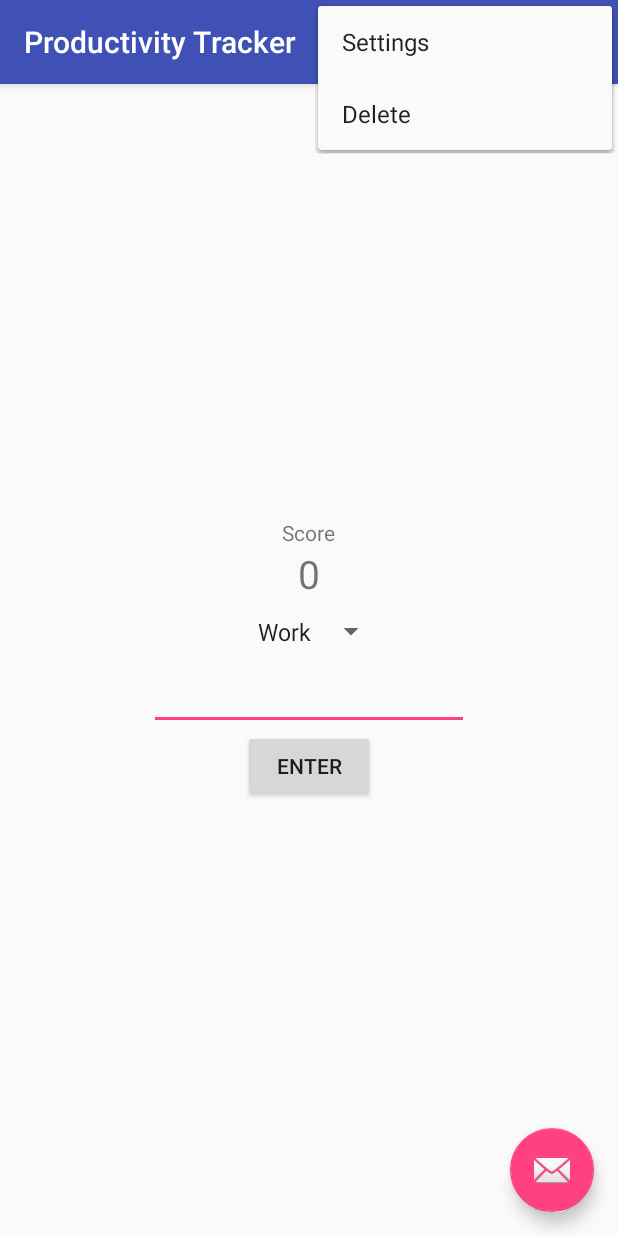
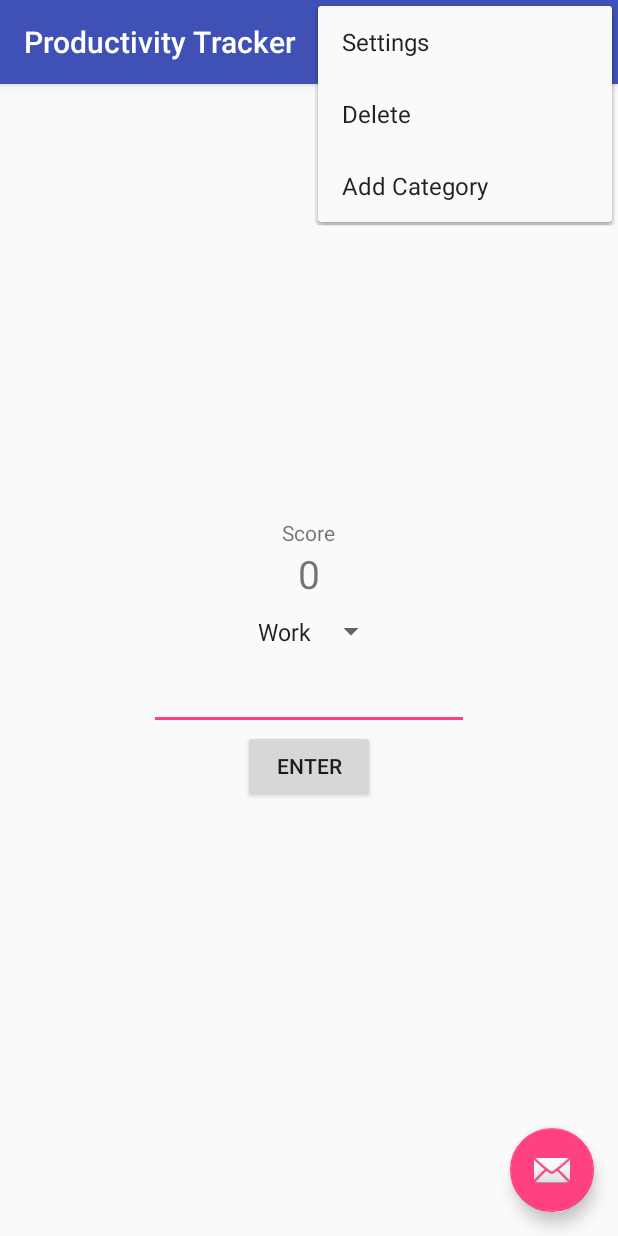
Before and after one commit to frigidpi/productivity-tracker, an Android app: the screen it shows after launch (MainActivity), with the options menu open, on a phone screen of 412 x 824 dp. Run offline under Robolectric (Android 15) with nearby library versions, the phone set to English and light mode, and no system bars.

Commit message:
Refactored DbHelper and added category table

```diff
--- /dev/null
+++ b/app/src/main/java/com/example/android/productivitytracker/AbstractDbHelper.java
@@ -0,0 +1,38 @@
+package com.example.android.productivitytracker;
+
+import android.content.Context;
+import android.database.sqlite.SQLiteDatabase;
+import android.database.sqlite.SQLiteOpenHelper;
+
+/**
+ * Created by duncan on 29/11/15.
+ */
+public class AbstractDbHelper extends SQLiteOpenHelper {
+    public static final int DATABASE_VERSION = 1;
+    public static final String DATABASE_NAME = "ProductivityTracker.db";
+
+    protected static final String TEXT_TYPE = " TEXT";
+    protected static final String INT_TYPE = " INT";
+    protected static final String COMMA_SEP = ",";
+    protected static String SQL_CREATE_ENTRIES;
+    protected static String SQL_DELETE_ENTRIES;
+
+    public AbstractDbHelper(Context context) {
+        super(context, DATABASE_NAME, null, DATABASE_VERSION);
+    }
+
+    public void onCreate(SQLiteDatabase db) {
+        db.execSQL(SQL_CREATE_ENTRIES);
+    }
+
+    public void onUpgrade(SQLiteDatabase db, int oldVersion, int newVersion) {
+        // This database is only a cache for online data, so its upgrade policy is
+        // to simply to discard the data and start over
+        db.execSQL(SQL_DELETE_ENTRIES);
+        onCreate(db);
+    }
+
+    public void onDowngrade(SQLiteDatabase db, int oldVersion, int newVersion) {
+        onUpgrade(db, oldVersion, newVersion);
+    }
+}
--- a/app/src/main/java/com/example/android/productivitytracker/MainActivity.java
+++ b/app/src/main/java/com/example/android/productivitytracker/MainActivity.java
@@ -1,6 +1,7 @@
 package com.example.android.productivitytracker;
 
 import android.content.ContentValues;
+import android.content.Intent;
 import android.database.Cursor;
 import android.database.sqlite.SQLiteDatabase;
 import android.os.AsyncTask;
@@ -53,14 +54,14 @@ public class MainActivity extends AppCompatActivity {
                 currentSum += duration;
 
                 Spinner categorySpinner = (Spinner) findViewById(R.id.spinner);
-                String category = categorySpinner.getSelectedItem().toString();
+                int categoryId = (int) categorySpinner.getSelectedItemId();
 
                 SQLInsertTask task = new SQLInsertTask();
-                task.execute(category, String.valueOf(duration));
+                task.execute(categoryId, duration);
 
                 mScoreTextView.setText(String.valueOf(currentSum));
                 Snackbar.make(view,
-                        String.format("Added %d minutes of %s.", duration, category),
+                        String.format("Added %d minutes of %s.", duration, categoryId),
                         Snackbar.LENGTH_LONG).setAction("Action", null).show();
             }
         });
@@ -94,6 +95,9 @@ public class MainActivity extends AppCompatActivity {
             return true;
         } else if (id == R.id.action_delete){
             return true;
+        } else if (id == R.id.action_add_category) {
+            Intent intent = new Intent(this, CategoryActivity.class);
+            startActivity(intent);
         }
 
         return super.onOptionsItemSelected(item);
@@ -102,22 +106,10 @@ public class MainActivity extends AppCompatActivity {
     /**
      * Async task that inserts a task into the database.
      */
-    public class SQLInsertTask extends AsyncTask<String, Void, Void> {
+    public class SQLInsertTask extends AsyncTask<Integer, Void, Void> {
         @Override
-        protected Void doInBackground(String... params) {
-            // Gets the data repository in write mode
-            SQLiteDatabase db = mDbHelper.getWritableDatabase();
-
-            // Create a new map of values, where column names are the keys
-            ContentValues values = new ContentValues();
-            values.put(TaskContract.TaskEntry.COLUMN_NAME_CATEGORY, params[0]);
-            values.put(TaskContract.TaskEntry.COLUMN_NAME_DURATION, Integer.parseInt(params[1]));
-
-            // Insert the new row, returning the primary key value of the new row
-            long newRowId = db.insert(
-                    TaskContract.TaskEntry.TABLE_NAME,
-                    null,
-                    values);
+        protected Void doInBackground(Integer... params) {
+            mDbHelper.insertTask(params[0], params[1]);
             return null;
         }
     }
@@ -128,37 +120,7 @@ public class MainActivity extends AppCompatActivity {
     public class SQLSelectTask extends AsyncTask<Void, Void, Integer> {
         @Override
         protected Integer doInBackground(Void... params) {
-            // Gets the data repository in read mode
-            SQLiteDatabase db = mDbHelper.getReadableDatabase();
-
-            // Define a projection that specifies which columns from the database
-            // you will actually use after this query.
-            String[] projection = {
-                    TaskContract.TaskEntry._ID,
-                    TaskContract.TaskEntry.COLUMN_NAME_CATEGORY,
-                    TaskContract.TaskEntry.COLUMN_NAME_DURATION};
-
-            String selection = null;
-            String[] selectionArgs = null;
-
-            Cursor c = db.query(
-                    TaskContract.TaskEntry.TABLE_NAME,  // The table to query
-                    projection,                               // The columns to return
-                    selection,                                // The columns for the WHERE clause
-                    selectionArgs,                            // The values for the WHERE clause
-                    null,                                     // don't group the rows
-                    null,                                     // don't filter by row groups
-                    null                                      // No sort order
-            );
-
-            Integer sum = 0;
-            // Cursors start at position -1.
-            while (c.moveToNext()) {
-                int duration = c.getInt(c.getColumnIndex(TaskContract.TaskEntry.COLUMN_NAME_DURATION));
-                sum += duration;
-            }
-
-            return sum;
+            return mDbHelper.calculateScore();
         }
 
         @Override
--- a/app/src/main/java/com/example/android/productivitytracker/TaskContract.java
+++ b/app/src/main/java/com/example/android/productivitytracker/TaskContract.java
@@ -13,7 +13,7 @@ public final class TaskContract {
     /* Inner class that defines the table contents */
     public static abstract class TaskEntry implements BaseColumns {
         public static final String TABLE_NAME = "Tasks";
-        public static final String COLUMN_NAME_CATEGORY = "category";
+        public static final String COLUMN_NAME_CATEGORY_ID = "category_id";
         public static final String COLUMN_NAME_DURATION = "duration";
     }
 }
--- a/app/src/main/java/com/example/android/productivitytracker/TaskDbHelper.java
+++ b/app/src/main/java/com/example/android/productivitytracker/TaskDbHelper.java
@@ -1,6 +1,8 @@
 package com.example.android.productivitytracker;
 
+import android.content.ContentValues;
 import android.content.Context;
+import android.database.Cursor;
 import android.database.sqlite.SQLiteDatabase;
 import android.database.sqlite.SQLiteOpenHelper;
 import com.example.android.productivitytracker.TaskContract.TaskEntry;
@@ -8,39 +10,66 @@ import com.example.android.productivitytracker.TaskContract.TaskEntry;
 /**
  * Created by duncan on 28/11/15.
  */
-public class TaskDbHelper extends SQLiteOpenHelper {
-    public static final int DATABASE_VERSION = 1;
-    public static final String DATABASE_NAME = "ProductivityTracker.db";
+public class TaskDbHelper extends AbstractDbHelper {
+    static {
+        SQL_CREATE_ENTRIES =
+                "CREATE TABLE " + TaskEntry.TABLE_NAME + " (" +
+                        TaskEntry._ID + " INTEGER PRIMARY KEY," +
+                        TaskEntry.COLUMN_NAME_CATEGORY_ID + TEXT_TYPE + COMMA_SEP +
+                        TaskEntry.COLUMN_NAME_DURATION + INT_TYPE +
+                        " )";
+        SQL_DELETE_ENTRIES = "DROP TABLE IF EXISTS " + TaskEntry.TABLE_NAME;
+    }
 
-    private static final String TEXT_TYPE = " TEXT";
-    private static final String INT_TYPE = " INT";
-    private static final String COMMA_SEP = ",";
-    private static final String SQL_CREATE_ENTRIES =
-            "CREATE TABLE " + TaskEntry.TABLE_NAME + " (" +
-                    TaskEntry._ID + " INTEGER PRIMARY KEY," +
-                    TaskEntry.COLUMN_NAME_CATEGORY + TEXT_TYPE + COMMA_SEP +
-                    TaskEntry.COLUMN_NAME_DURATION + INT_TYPE +
-            " )";
-
-    private static final String SQL_DELETE_ENTRIES =
-            "DROP TABLE IF EXISTS " + TaskEntry.TABLE_NAME;
 
     public TaskDbHelper(Context context) {
-        super(context, DATABASE_NAME, null, DATABASE_VERSION);
+        super(context);
     }
 
-    public void onCreate(SQLiteDatabase db) {
-        db.execSQL(SQL_CREATE_ENTRIES);
+    public void insertTask(int categoryId, int duration) {
+        // Gets the data repository in write mode
+        SQLiteDatabase db = getWritableDatabase();
+
+        // Create a new map of values, where column names are the keys
+        ContentValues values = new ContentValues();
+        values.put(TaskContract.TaskEntry.COLUMN_NAME_CATEGORY_ID, categoryId);
+        values.put(TaskContract.TaskEntry.COLUMN_NAME_DURATION, duration);
+
+        // Insert the new row, returning the primary key value of the new row
+        long newRowId = db.insert(
+                TaskContract.TaskEntry.TABLE_NAME,
+                null,
+                values);
     }
 
-    public void onUpgrade(SQLiteDatabase db, int oldVersion, int newVersion) {
-        // This database is only a cache for online data, so its upgrade policy is
-        // to simply to discard the data and start over
-        db.execSQL(SQL_DELETE_ENTRIES);
-        onCreate(db);
-    }
+    /**
+     * Calculate the total score for all tasks.
+     */
+    public int calculateScore() {
+        // Gets the data repository in read mode
+        SQLiteDatabase db = getReadableDatabase();
 
-    public void onDowngrade(SQLiteDatabase db, int oldVersion, int newVersion) {
-        onUpgrade(db, oldVersion, newVersion);
+        // Define a projection that specifies which columns from the database
+        // you will actually use after this query.
+        String[] projection = {TaskContract.TaskEntry.COLUMN_NAME_DURATION};
+
+        String selection = null;
+        String[] selectionArgs = null;
+
+        Cursor c = db.query(
+                TaskContract.TaskEntry.TABLE_NAME, projection,
+                selection,     // The columns for the WHERE clause
+                selectionArgs, // The values for the WHERE clause
+                null, null, null
+        );
+
+        Integer sum = 0;
+        // Cursors start at position -1.
+        while (c.moveToNext()) {
+            int duration = c.getInt(c.getColumnIndex(TaskContract.TaskEntry.COLUMN_NAME_DURATION));
+            sum += duration;
+        }
+
+        return sum;
     }
 }
--- a/app/src/main/res/layout/content_main.xml
+++ b/app/src/main/res/layout/content_main.xml
@@ -47,6 +47,4 @@
         android:layout_height="wrap_content"
         android:text="Enter"
         android:id="@+id/add_task_button" />
-
-
 </LinearLayout>
--- /dev/null
+++ b/app/src/main/res/layout/list_item_category.xml
@@ -0,0 +1,5 @@
+<?xml version="1.0" encoding="utf-8"?>
+<TextView xmlns:android="http://schemas.android.com/apk/res/android"
+          android:id="@+id/list_item_category_textview"
+          android:layout_width="match_parent"
+          android:layout_height="match_parent" />
--- a/app/src/main/res/menu/menu_main.xml
+++ b/app/src/main/res/menu/menu_main.xml
@@ -10,4 +10,8 @@
           android:title="@string/action_delete"
           android:orderInCategory="100"
           app:showAsAction="never"/>
+    <item android:id="@+id/action_add_category"
+        android:title="@string/action_add_category"
+        android:orderInCategory="100"
+        app:showAsAction="never"/>
 </menu>
--- a/app/src/main/res/values/strings.xml
+++ b/app/src/main/res/values/strings.xml
@@ -7,4 +7,6 @@
         <item>Learn</item>
         <item>Play</item>
     </string-array>
+    <string name="title_activity_category">Add Categories</string>
+    <string name="action_add_category">Add Category</string>
 </resources>
```
Also changed, not shown: app/src/main/AndroidManifest.xml (+9 -0 lines), app/src/main/java/com/example/android/productivitytracker/CategoryActivity.java (added, +75 -0 lines), app/src/main/java/com/example/android/productivitytracker/CategoryContract.java (added, +25 -0 lines), app/src/main/java/com/example/android/productivitytracker/CategoryDbHelper.java (added, +80 -0 lines), app/src/main/res/layout/activity_category.xml (added, +35 -0 lines), app/src/main/res/layout/content_category.xml (added, +25 -0 lines), 1 other file.
